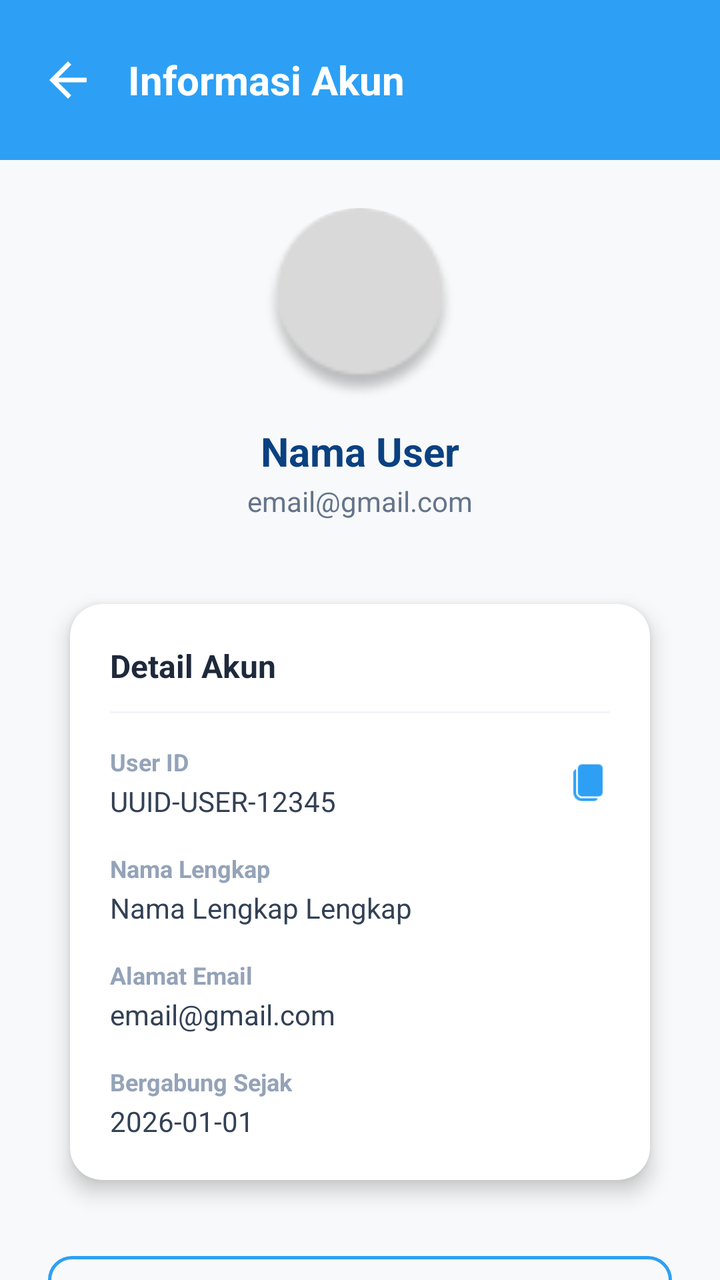
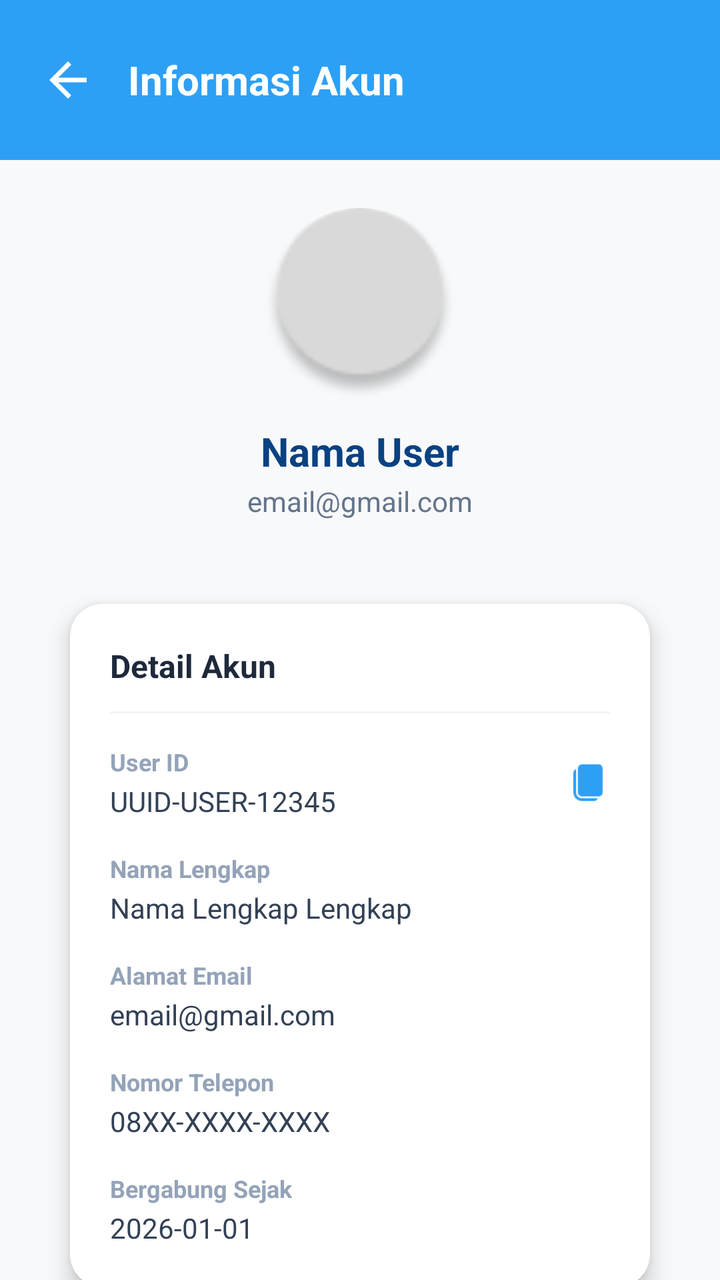

Before-and-after screenshots of an Android layout around one commit, followed by the original layout XML and the change that was made.
<!-- AndroidManifest.xml: application theme Theme.WisataGo -->
<!-- res/layout/activity_informasi_akun.xml -->
<?xml version="1.0" encoding="utf-8"?>
<LinearLayout
    xmlns:android="http://schemas.android.com/apk/res/android"
    xmlns:app="http://schemas.android.com/apk/res-auto"
    xmlns:tools="http://schemas.android.com/tools"
    android:layout_width="match_parent"
    android:layout_height="match_parent"
    android:background="#F8F9FA"
    android:orientation="vertical"
    tools:context=".InformasiAkun">

    <LinearLayout
        android:layout_width="match_parent"
        android:layout_height="80dp"
        android:background="#2DA0F5"
        android:gravity="center_vertical"
        android:orientation="horizontal"
        android:paddingHorizontal="20dp">

        <ImageView
            android:id="@+id/btnBack"
            android:layout_width="28dp"
            android:layout_height="28dp"
            android:background="?attr/selectableItemBackgroundBorderless"
            android:clickable="true"
            android:focusable="true"
            android:src="@drawable/ic_back_white" />

        <TextView
            android:layout_width="wrap_content"
            android:layout_height="wrap_content"
            android:layout_marginStart="16dp"
            android:text="Informasi Akun"
            android:textColor="#FFFFFF"
            android:textSize="20sp"
            android:textStyle="bold" />
    </LinearLayout>

    <ScrollView
        android:layout_width="match_parent"
        android:layout_height="match_parent"
        android:scrollbars="none">

        <LinearLayout
            android:layout_width="match_parent"
            android:layout_height="wrap_content"
            android:orientation="vertical"
            android:padding="24dp">

            <LinearLayout
                android:layout_width="match_parent"
                android:layout_height="wrap_content"
                android:gravity="center"
                android:orientation="vertical"
                android:layout_marginBottom="28dp">

                <com.google.android.material.imageview.ShapeableImageView
                    android:id="@+id/imgProfile"
                    android:layout_width="96dp"
                    android:layout_height="96dp"
                    android:scaleType="centerCrop"
                    android:src="@drawable/avatar_placeholder"
                    app:shapeAppearanceOverlay="@style/CircleImageView" />

                <TextView
                    android:id="@+id/tvUserName"
                    android:layout_width="wrap_content"
                    android:layout_height="wrap_content"
                    android:layout_marginTop="12dp"
                    android:text="Nama User"
                    android:textColor="#0A4181"
                    android:textSize="20sp"
                    android:textStyle="bold" />

                <TextView
                    android:id="@+id/tvUserEmail"
                    android:layout_width="wrap_content"
                    android:layout_height="wrap_content"
                    android:layout_marginTop="2dp"
                    android:text="email@gmail.com"
                    android:textColor="#64748B"
                    android:textSize="14sp" />
            </LinearLayout>

            <com.google.android.material.card.MaterialCardView
                android:layout_width="match_parent"
                android:layout_height="wrap_content"
                android:layout_marginBottom="20dp"
                app:cardBackgroundColor="#FFFFFF"
                app:cardCornerRadius="16dp"
                app:cardElevation="6dp"
                app:cardUseCompatPadding="true"
                app:strokeWidth="0dp">

                <LinearLayout
                    android:layout_width="match_parent"
                    android:layout_height="wrap_content"
                    android:orientation="vertical"
                    android:padding="20dp">

                    <TextView
                        android:layout_width="wrap_content"
                        android:layout_height="wrap_content"
                        android:text="Detail Akun"
                        android:textColor="#1E293B"
                        android:textSize="16sp"
                        android:textStyle="bold" />

                    <View
                        android:layout_width="match_parent"
                        android:layout_height="1dp"
                        android:layout_marginTop="12dp"
                        android:layout_marginBottom="16dp"
                        android:background="#F1F5F9" />

                    <LinearLayout
                        android:layout_width="match_parent"
                        android:layout_height="wrap_content"
                        android:orientation="horizontal"
                        android:gravity="center_vertical"
                        android:layout_marginBottom="16dp">

                        <LinearLayout
                            android:layout_width="0dp"
                            android:layout_height="wrap_content"
                            android:layout_weight="1"
                            android:orientation="vertical">
                            <TextView
                                android:layout_width="wrap_content"
                                android:layout_height="wrap_content"
                                android:text="User ID"
                                android:textColor="#94A3B8"
                                android:textSize="12sp"
                                android:textStyle="bold"/>
                            <TextView
                                android:id="@+id/tvUserId"
                                android:layout_width="wrap_content"
                                android:layout_height="wrap_content"
                                android:layout_marginTop="2dp"
                                android:text="UUID-USER-12345"
                                android:textColor="#334155"
                                android:textSize="14sp" />
                        </LinearLayout>

                        <ImageView
                            android:id="@+id/btnCopyId"
                            android:layout_width="22dp"
                            android:layout_height="22dp"
                            android:src="@drawable/icon_copy"
                            android:background="?attr/selectableItemBackgroundBorderless"
                            android:clickable="true"
                            android:focusable="true"
                            app:tint="#2DA0F5"/>
                    </LinearLayout>

                    <TextView
                        android:layout_width="wrap_content"
                        android:layout_height="wrap_content"
                        android:text="Nama Lengkap"
                        android:textColor="#94A3B8"
                        android:textSize="12sp"
                        android:textStyle="bold" />
                    <TextView
                        android:id="@+id/tvFullName"
                        android:layout_width="wrap_content"
                        android:layout_height="wrap_content"
                        android:layout_marginTop="2dp"
                        android:layout_marginBottom="16dp"
                        android:text="Nama Lengkap Lengkap"
                        android:textColor="#334155"
                        android:textSize="14sp" />

                    <TextView
                        android:layout_width="wrap_content"
                        android:layout_height="wrap_content"
                        android:text="Alamat Email"
                        android:textColor="#94A3B8"
                        android:textSize="12sp"
                        android:textStyle="bold" />
                    <TextView
                        android:id="@+id/tvEmail"
                        android:layout_width="wrap_content"
                        android:layout_height="wrap_content"
                        android:layout_marginTop="2dp"
                        android:layout_marginBottom="16dp"
                        android:text="email@gmail.com"
                        android:textColor="#334155"
                        android:textSize="14sp" />

                    <TextView
                        android:layout_width="wrap_content"
                        android:layout_height="wrap_content"
                        android:text="Bergabung Sejak"
                        android:textColor="#94A3B8"
                        android:textSize="12sp"
                        android:textStyle="bold" />
                    <TextView
                        android:id="@+id/tvCreatedAt"
                        android:layout_width="wrap_content"
                        android:layout_height="wrap_content"
                        android:layout_marginTop="2dp"
                        android:text="2026-01-01"
                        android:textColor="#334155"
                        android:textSize="14sp" />
                </LinearLayout>
            </com.google.android.material.card.MaterialCardView>

            <com.google.android.material.button.MaterialButton
                android:id="@+id/btnChangePasswordMenu"
                style="@style/Widget.Material3.Button.OutlinedButton"
                android:layout_width="match_parent"
                android:layout_height="54dp"
                android:text="Ubah Password Akun"
                android:textColor="#2DA0F5"
                android:textSize="14sp"
                app:strokeColor="#2DA0F5"
                app:strokeWidth="1.5dp"
                app:cornerRadius="12dp" />

        </LinearLayout>
    </ScrollView>
</LinearLayout>
<!-- resources referenced by this layout -->
<resources>
  <!-- drawable avatar_placeholder: png bitmap (drawable, 2334 bytes) -->
  <!-- drawable ic_back_white (drawable) -->
  <vector xmlns:android="http://schemas.android.com/apk/res/android"
      android:width="24dp"
      android:height="24dp"
      android:viewportWidth="24"
      android:viewportHeight="24"
      android:tint="#FFFFFF">
      <path
          android:fillColor="@android:color/white"
          android:pathData="M20,11H7.83l5.59,-5.59L12,4l-8,8 8,8 1.41,-1.41L7.83,13H20v-2z"/>
  </vector>
  <!-- drawable icon_copy: png bitmap (drawable, 524 bytes) -->
  <style name="CircleImageView">
          <item name="cornerSize">50%</item>
      </style>
  <style name="Theme.WisataGo" parent="Theme.MaterialComponents.Light.NoActionBar">
      </style>
</resources>

<!-- the commit's change to res/layout/activity_informasi_akun.xml (unified diff, before → after) -->
@@ -140,6 +140,7 @@
                                 android:text="UUID-USER-12345"
                                 android:textColor="#334155"
                                 android:textSize="14sp" />
+
                         </LinearLayout>
 
                         <ImageView
@@ -184,6 +185,23 @@
                         android:layout_marginTop="2dp"
                         android:layout_marginBottom="16dp"
                         android:text="email@gmail.com"
+                        android:textColor="#334155"
+                        android:textSize="14sp" />
+
+                    <TextView
+                        android:layout_width="wrap_content"
+                        android:layout_height="wrap_content"
+                        android:text="Nomor Telepon"
+                        android:textColor="#94A3B8"
+                        android:textSize="12sp"
+                        android:textStyle="bold" />
+                    <TextView
+                        android:id="@+id/tvPhone"
+                        android:layout_width="wrap_content"
+                        android:layout_height="wrap_content"
+                        android:layout_marginTop="2dp"
+                        android:layout_marginBottom="16dp"
+                        android:text="08XX-XXXX-XXXX"
                         android:textColor="#334155"
                         android:textSize="14sp" />
 
